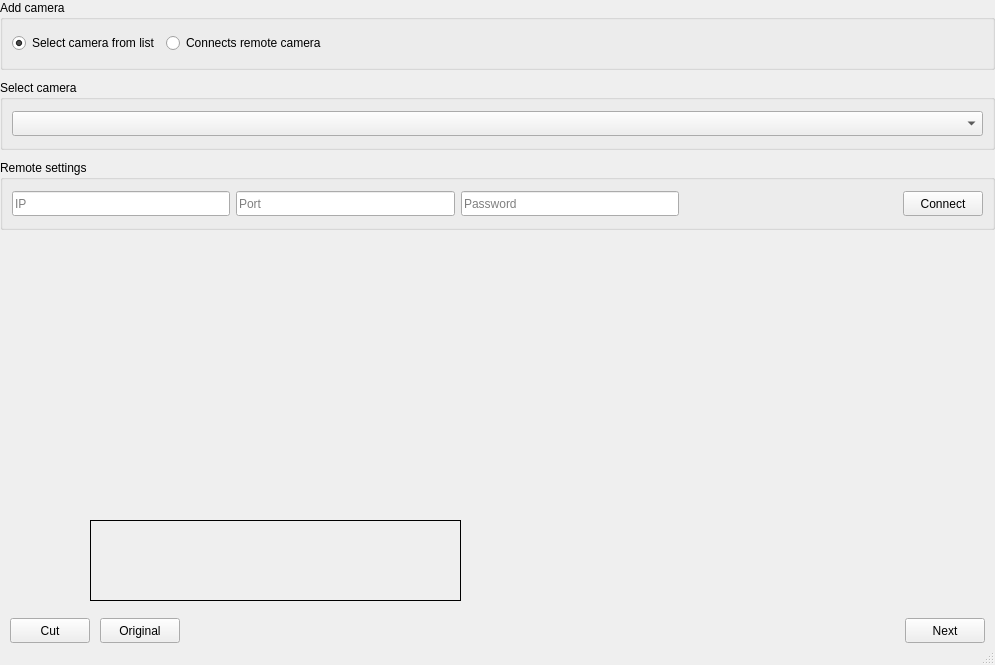
Before: the Qt Designer form Observer/selectcamera.ui in Netmisha/observer, drawn with Qt 5.
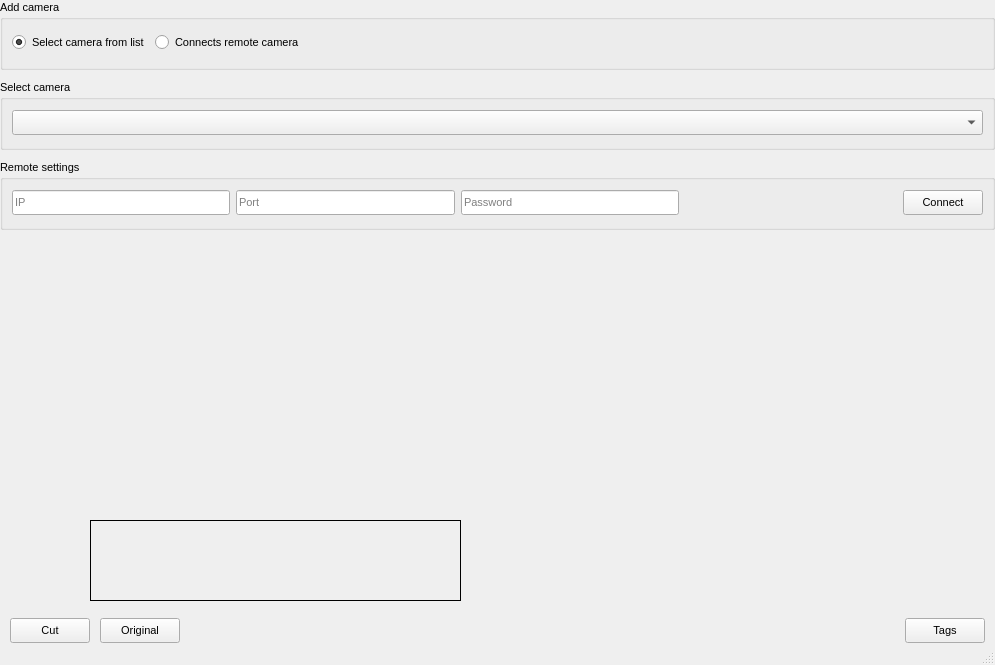
After: the same form once the commit is applied. Custom widgets are drawn as their Qt base class.

```diff
--- a/Observer/selectcamera.ui
+++ b/Observer/selectcamera.ui
@@ -16,6 +16,11 @@
     <verstretch>0</verstretch>
    </sizepolicy>
   </property>
+  <property name="font">
+   <font>
+    <pointsize>8</pointsize>
+   </font>
+  </property>
   <property name="windowTitle">
    <string>Add camera</string>
   </property>
@@ -499,7 +504,7 @@
            </size>
           </property>
           <property name="text">
-           <string>Next</string>
+           <string>Tags</string>
           </property>
          </widget>
         </item>
```
